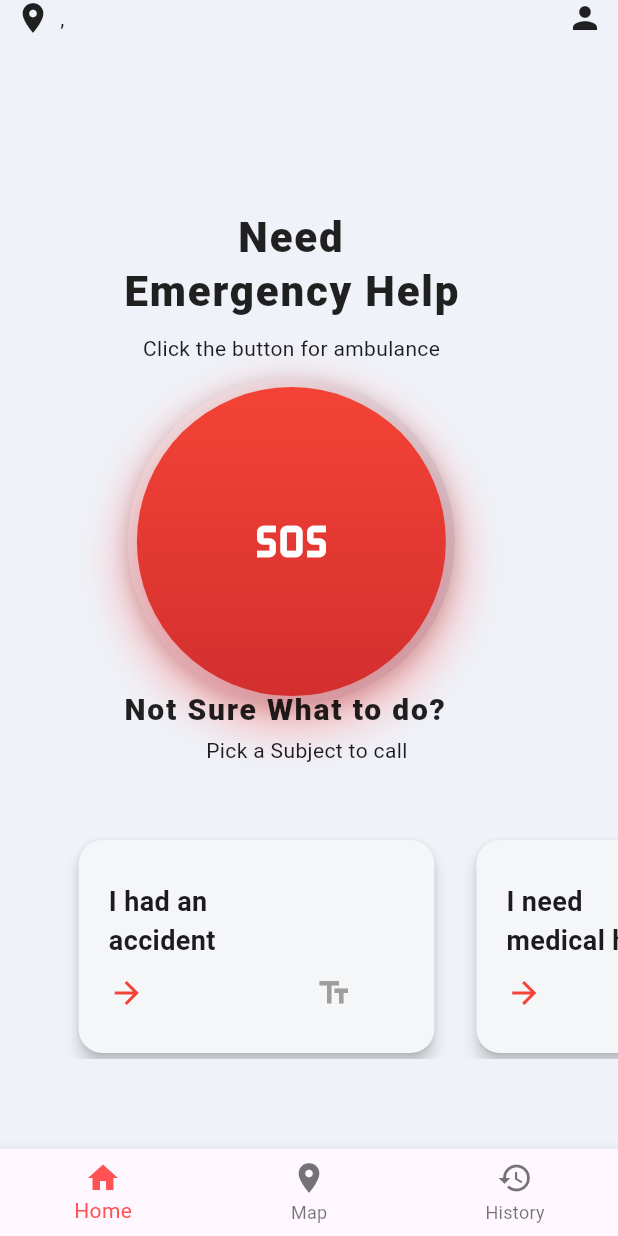
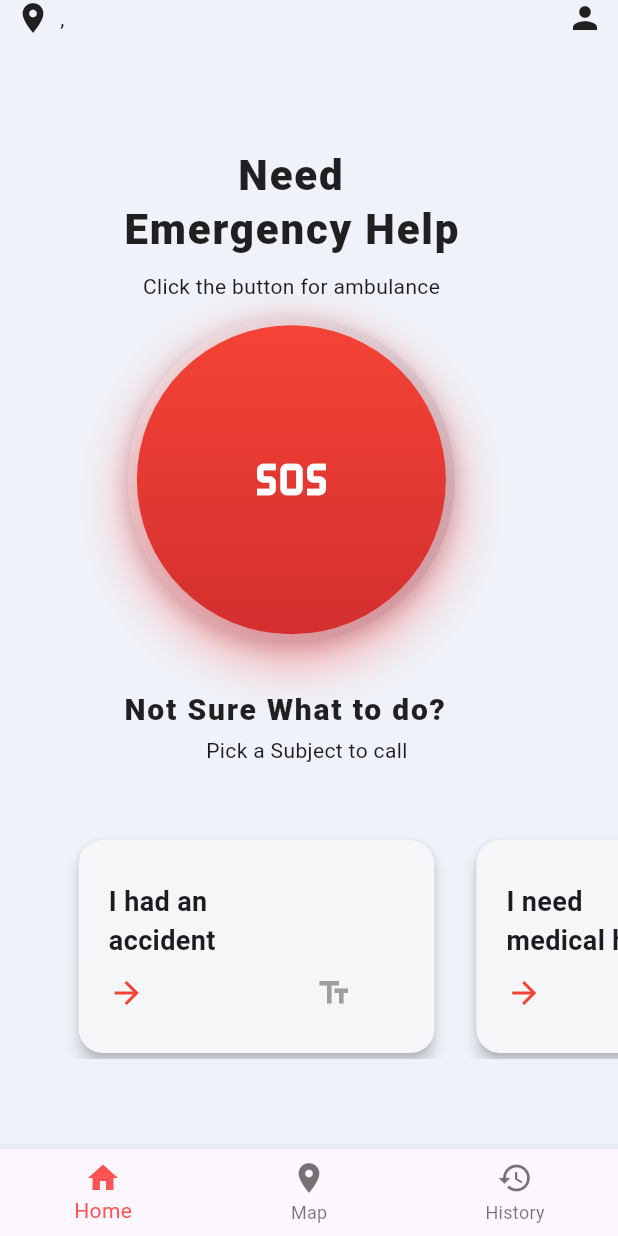
Before and after one commit to MeharSam1671/MadadGaar, a Flutter app: the Newhome screen opened directly with empty values, on a phone screen of 412 x 824 dp. Run offline on Flutter 3.47's test engine with Material 3 defaults, Android fonts, the phone set to English and light mode, and no system bars; our stand-ins replace audioplayers, firebase_core, geocoding, geolocator, google_maps_flutter, image_picker and 1 more; missing offline and left inert: flutter_polyline_points, record; accounts and stored records are empty; project files that could hold a hidden picture were left out; key blocks and very long unbroken strings in the code were emptied for the run.

Commit message:
New Ui From Hafiz Abdul Samad

```diff
--- a/lib/Home/newhome.dart
+++ b/lib/Home/newhome.dart
@@ -18,6 +18,12 @@
     final args = ModalRoute.of(context)!.settings.arguments as Map<String, dynamic>;
     final city = args['City'];
     final country = args['Country'];
+    final List<String> queries = [
+      "I had an \naccident",
+      "I need \nmedical help",
+      "I feel \nunsafe",
+
+    ];
 
     return Scaffold(
       backgroundColor: Color(0xFFEFF3F9),
@@ -46,7 +52,7 @@
                   ]),
             ),
             Positioned(
-                top: MediaQuery.of(context).size.height * 0.17,
+                top: MediaQuery.of(context).size.height * 0.12,
                 left: MediaQuery.of(context).size.width / 5,
                 child: Column(
                   mainAxisAlignment: MainAxisAlignment.center,
@@ -140,6 +146,7 @@
                   "Pick a Subject to call",
 
                 )),
+
             Positioned(
               bottom: 60,
               left: -70,
@@ -148,14 +155,10 @@
                 height: 150,
                 child: PageView.builder(
                   controller: PageController(viewportFraction: 0.55),
-                  itemCount: 3,
+                  itemCount: queries.length,
                   itemBuilder: (context, index) {
                     // Sample emergency queries
-                    final List<String> queries = [
-                      "I had an \naccident",
-                      "I need \nmedical help",
-                      "I feel \nunsafe"
-                    ];
+
 
                     return Container(
                       margin: EdgeInsets.symmetric(horizontal: 10),
@@ -170,6 +173,7 @@
                             crossAxisAlignment: CrossAxisAlignment.start,
                             mainAxisAlignment: MainAxisAlignment.center,
                             children: [
+
                               Text(
                                 queries[index],
                                 style: TextStyle(
```
Also changed, not shown: lib/splashscreen.dart (+5 -5 lines).
